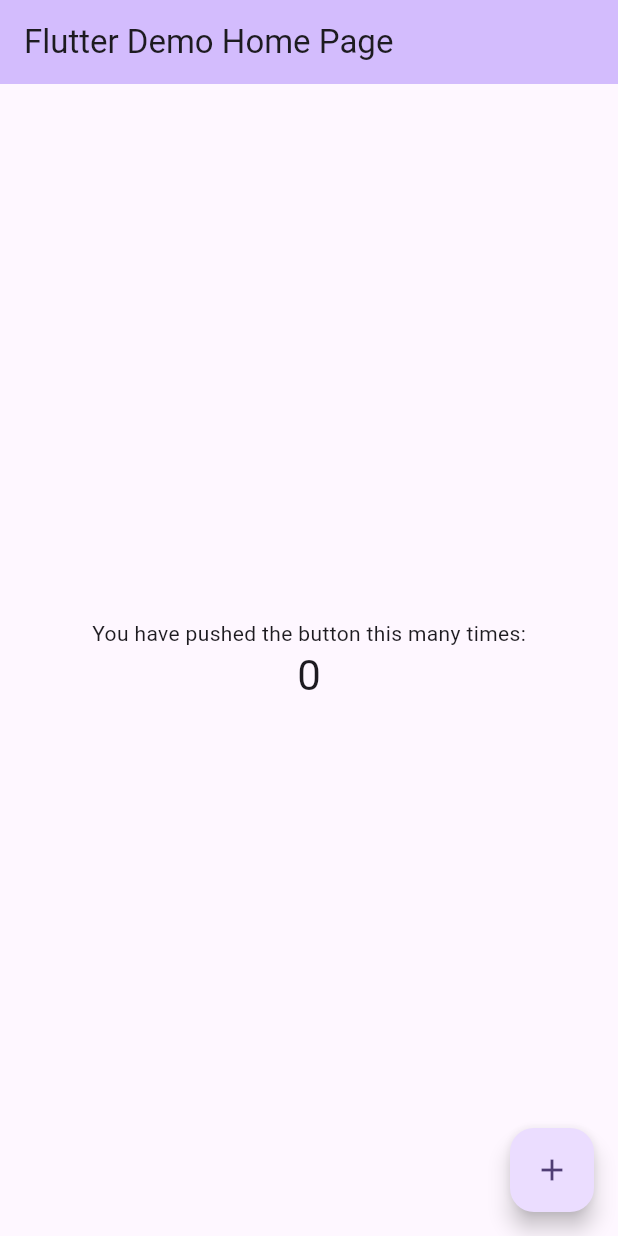
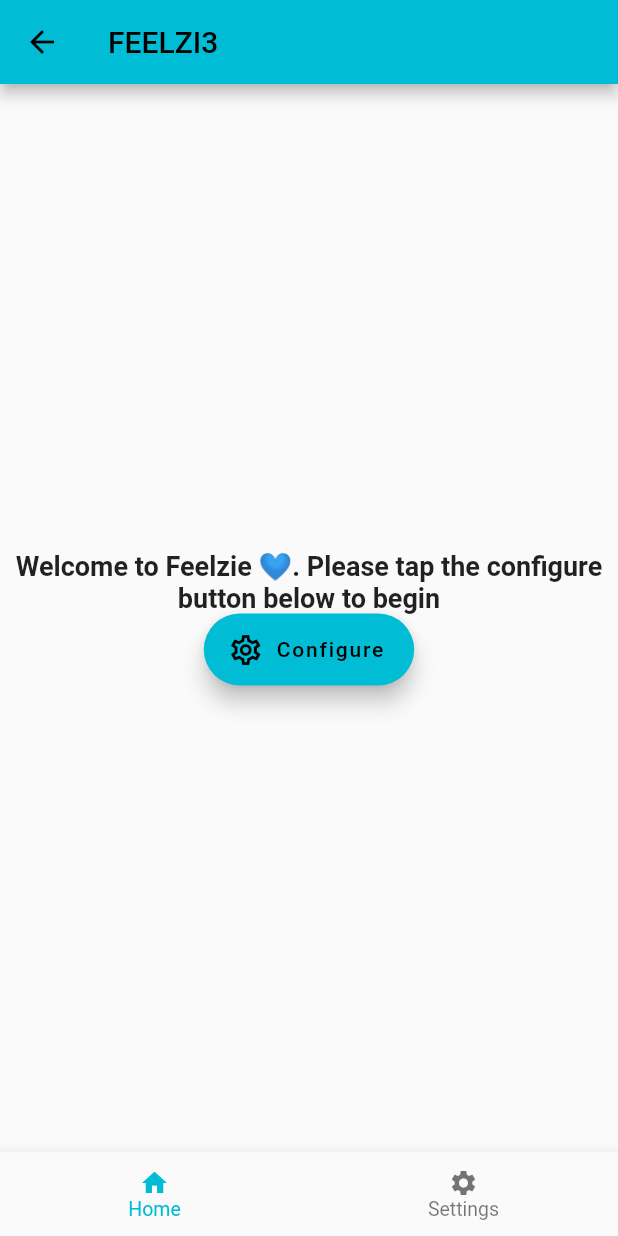
Before and after one commit to W3NDO/Feelzie, a Flutter app: the screen it shows after launch, on a phone screen of 412 x 824 dp. Run offline on Flutter 3.47's test engine with Material 2 defaults, Android fonts, the phone set to English and light mode, and no system bars; our stand-ins replace local_auth.

Commit message:
feat-incomplete(main) - added local auth to use biometrics for authentication.

```diff
--- a/lib/main.dart
+++ b/lib/main.dart
@@ -1,125 +1,31 @@
+import 'package:feelzie/utils/local_auth.dart';
 import 'package:flutter/material.dart';
 
+import 'package:feelzie/screens/home.dart';
+import 'package:feelzie/screens/unauthorized.dart';
+
 void main() {
-  runApp(const MyApp());
+  runApp(MyApp());
 }
 
 class MyApp extends StatelessWidget {
-  const MyApp({super.key});
+  const MyApp({Key? key}) : super(key: key);
 
   // This widget is the root of your application.
   @override
   Widget build(BuildContext context) {
+    const initialScreenValue = HomeScreen.routeName;
     return MaterialApp(
-      title: 'Flutter Demo',
+      title: 'My Money Manager',
+      debugShowCheckedModeBanner: false,
       theme: ThemeData(
-        // This is the theme of your application.
-        //
-        // TRY THIS: Try running your application with "flutter run". You'll see
-        // the application has a blue toolbar. Then, without quitting the app,
-        // try changing the seedColor in the colorScheme below to Colors.green
-        // and then invoke "hot reload" (save your changes or press the "hot
-        // reload" button in a Flutter-supported IDE, or press "r" if you used
-        // the command line to start the app).
-        //
-        // Notice that the counter didn't reset back to zero; the application
-        // state is not lost during the reload. To reset the state, use hot
-        // restart instead.
-        //
-        // This works for code too, not just values: Most code changes can be
-        // tested with just a hot reload.
-        colorScheme: ColorScheme.fromSeed(seedColor: Colors.deepPurple),
-        useMaterial3: true,
+        primarySwatch: Colors.cyan,
       ),
-      home: const MyHomePage(title: 'Flutter Demo Home Page'),
+      initialRoute: initialScreenValue,
+      routes: {
+        HomeScreen.routeName: (context) => const HomeScreen(),
+      },
+      home: const HomeScreen(),
     );
   }
 }
-
-class MyHomePage extends StatefulWidget {
-  const MyHomePage({super.key, required this.title});
-
-  // This widget is the home page of your application. It is stateful, meaning
-  // that it has a State object (defined below) that contains fields that affect
-  // how it looks.
-
-  // This class is the configuration for the state. It holds the values (in this
-  // case the title) provided by the parent (in this case the App widget) and
-  // used by the build method of the State. Fields in a Widget subclass are
-  // always marked "final".
-
-  final String title;
-
-  @override
-  State<MyHomePage> createState() => _MyHomePageState();
-}
-
-class _MyHomePageState extends State<MyHomePage> {
-  int _counter = 0;
-
-  void _incrementCounter() {
-    setState(() {
-      // This call to setState tells the Flutter framework that something has
-      // changed in this State, which causes it to rerun the build method below
-      // so that the display can reflect the updated values. If we changed
-      // _counter without calling setState(), then the build method would not be
-      // called again, and so nothing would appear to happen.
-      _counter++;
-    });
-  }
-
-  @override
-  Widget build(BuildContext context) {
-    // This method is rerun every time setState is called, for instance as done
-    // by the _incrementCounter method above.
-    //
-    // The Flutter framework has been optimized to make rerunning build methods
-    // fast, so that you can just rebuild anything that needs updating rather
-    // than having to individually change instances of widgets.
-    return Scaffold(
-      appBar: AppBar(
-        // TRY THIS: Try changing the color here to a specific color (to
-        // Colors.amber, perhaps?) and trigger a hot reload to see the AppBar
-        // change color while the other colors stay the same.
-        backgroundColor: Theme.of(context).colorScheme.inversePrimary,
-        // Here we take the value from the MyHomePage object that was created by
-        // the App.build method, and use it to set our appbar title.
-        title: Text(widget.title),
-      ),
-      body: Center(
-        // Center is a layout widget. It takes a single child and positions it
-        // in the middle of the parent.
-        child: Column(
-          // Column is also a layout widget. It takes a list of children and
-          // arranges them vertically. By default, it sizes itself to fit its
-          // children horizontally, and tries to be as tall as its parent.
-          //
-          // Column has various properties to control how it sizes itself and
-          // how it positions its children. Here we use mainAxisAlignment to
-          // center the children vertically; the main axis here is the vertical
-          // axis because Columns are vertical (the cross axis would be
-          // horizontal).
-          //
-          // TRY THIS: Invoke "debug painting" (choose the "Toggle Debug Paint"
-          // action in the IDE, or press "p" in the console), to see the
-          // wireframe for each widget.
-          mainAxisAlignment: MainAxisAlignment.center,
-          children: <Widget>[
-            const Text(
-              'You have pushed the button this many times:',
-            ),
-            Text(
-              '$_counter',
-              style: Theme.of(context).textTheme.headlineMedium,
-            ),
-          ],
-        ),
-      ),
-      floatingActionButton: FloatingActionButton(
-        onPressed: _incrementCounter,
-        tooltip: 'Increment',
-        child: const Icon(Icons.add),
-      ), // This trailing comma makes auto-formatting nicer for build methods.
-    );
-  }
-}
--- /dev/null
+++ b/lib/screens/home.dart
@@ -0,0 +1,54 @@
+import 'package:flutter/material.dart';
+import 'package:feelzie/screens/settings.dart';
+import 'package:feelzie/screens/landing.dart';
+
+import '../utils/local_auth.dart';
+
+class HomeScreen extends StatefulWidget {
+  static String id = "Home_screen";
+  static const routeName = '/home';
+  const HomeScreen({Key? key}) : super(key: key);
+
+  @override
+  State<HomeScreen> createState() => _HomeScreenState();
+}
+
+class _HomeScreenState extends State<HomeScreen> {
+  List screens = [const LandingScreen(), const SettingsScreen()];
+  final LocalAuth auth = LocalAuth();
+
+  int selectedIndex = 0;
+  void onItemTapped(int index) {
+    setState(() {
+      selectedIndex = index;
+    });
+  }
+
+  Future<dynamic> isAuthorized() async {
+    bool canAuth = await auth.deviceCanBiometricAuth();
+    dynamic authorized;
+    if (canAuth) {
+      authorized = auth.requestAuthentication();
+    }
+    return authorized;
+  }
+
+  @override
+  Widget build(BuildContext context) {
+    return Scaffold(
+        bottomNavigationBar: BottomNavigationBar(
+            type: BottomNavigationBarType.fixed,
+            currentIndex: selectedIndex,
+            onTap: onItemTapped,
+            selectedItemColor: Colors.cyan,
+            selectedFontSize: 13,
+            unselectedFontSize: 13,
+            iconSize: 20,
+            items: const [
+              BottomNavigationBarItem(icon: Icon(Icons.home), label: 'Home'),
+              BottomNavigationBarItem(
+                  icon: Icon(Icons.settings), label: 'Settings')
+            ]),
+        body: screens[selectedIndex]);
+  }
+}
--- /dev/null
+++ b/lib/screens/landing.dart
@@ -0,0 +1,53 @@
+import 'package:flutter/material.dart';
+import 'package:feelzie/screens/configure.dart';
+
+class LandingScreen extends StatefulWidget {
+  static String id = "Landing_screen";
+  static const routeName = '/Landing';
+  const LandingScreen({Key? key}) : super(key: key);
+
+  @override
+  State<LandingScreen> createState() => _LandingScreenState();
+}
+
+class _LandingScreenState extends State<LandingScreen> {
+  void doNothing() {}
+
+  Widget configureWidget() {
+    // show this if the user is a first Time user
+    return Column(
+      // use a ternary to display the config widgets or the landing page widgets
+      mainAxisAlignment: MainAxisAlignment.center,
+      children: <Widget>[
+        const Text(
+          "Welcome to Feelzie 💙. Please tap the configure button below to begin",
+          textAlign: TextAlign.center,
+          style: TextStyle(fontWeight: FontWeight.bold, fontSize: 18.0),
+        ),
+        FloatingActionButton.extended(
+            onPressed: () => Navigator.push(
+                context,
+                MaterialPageRoute(
+                    builder: (context) => const ConfigureScreen())),
+            icon: const Icon(Icons.settings_outlined, size: 24.0),
+            label: const Text('Configure'))
+      ],
+    );
+  }
+
+  Widget landingWidgets() {
+    return Column(
+      mainAxisAlignment: MainAxisAlignment.center,
+      children: [Text("stuff")],
+    );
+  }
+
+  @override
+  Widget build(BuildContext context) {
+    return Scaffold(
+        appBar: AppBar(title: const Text('FEELZI3')),
+        body: Center(
+          child: configureWidget(),
+        ));
+  }
+}
--- /dev/null
+++ b/lib/screens/settings.dart
@@ -0,0 +1,23 @@
+import 'package:flutter/material.dart';
+
+class SettingsScreen extends StatefulWidget {
+  static String id = "Settings_screen";
+  static const routeName = '/settings';
+  const SettingsScreen({Key? key}) : super(key: key);
+
+  @override
+  State<SettingsScreen> createState() => _SettingsScreenState();
+}
+
+class _SettingsScreenState extends State<SettingsScreen> {
+  void doNothing() {}
+
+  @override
+  Widget build(BuildContext context) {
+    return Scaffold(
+        appBar: AppBar(title: const Text('FEELZI3')),
+        body: Center(
+          child: Text("Settings Screen"),
+        ));
+  }
+}
--- /dev/null
+++ b/lib/utils/local_auth.dart
@@ -0,0 +1,19 @@
+import 'package:local_auth/local_auth.dart';
+
+class LocalAuth {
+  final LocalAuthentication auth = LocalAuthentication();
+
+  Future<bool> deviceCanBiometricAuth() async {
+    final bool canAuthenticateWithBiometrics = await auth.canCheckBiometrics;
+    final bool canAuthenticate =
+        canAuthenticateWithBiometrics || await auth.isDeviceSupported();
+
+    return canAuthenticate;
+  }
+
+  Future<bool> requestAuthentication() async {
+    final bool didAuthenticate = await auth.authenticate(
+        localizedReason: 'Biometrics required to unlock Feelzie');
+    return didAuthenticate;
+  }
+}
--- a/pubspec.yaml
+++ b/pubspec.yaml
@@ -35,6 +35,7 @@ dependencies:
   # The following adds the Cupertino Icons font to your application.
   # Use with the CupertinoIcons class for iOS style icons.
   cupertino_icons: ^1.0.2
+  local_auth: ^2.1.6
 
 dev_dependencies:
   flutter_test:
```
Also changed, not shown: lib/screens/configure.dart (added, +29 -0 lines), lib/screens/unauthorized.dart (added, +23 -0 lines), pubspec.lock, 2 other files.
